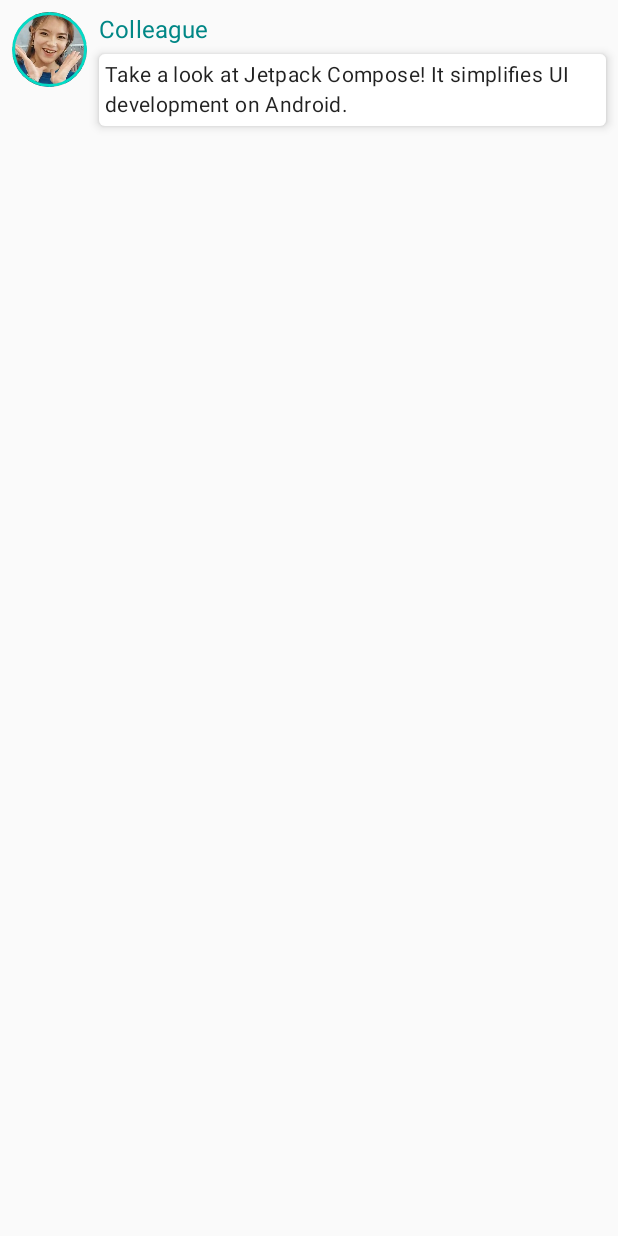
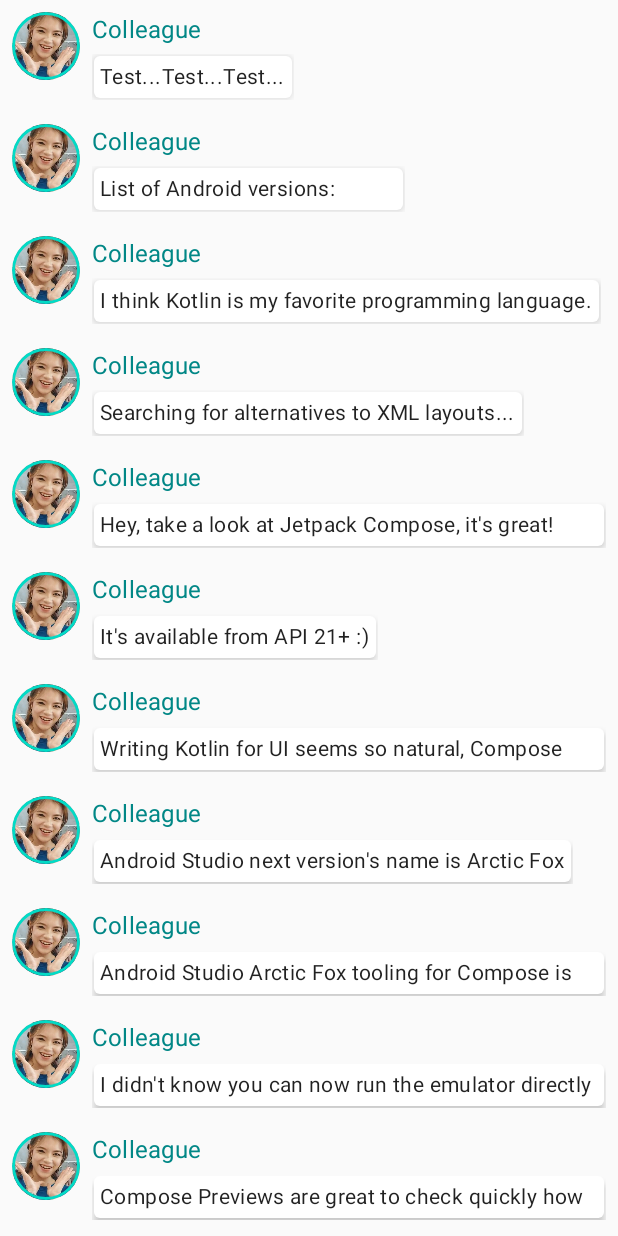
Before and after one commit to amorecoder/A01_ComposeTutorial, an Android app built with Jetpack Compose: the screen it shows after launch (MainActivity), on a phone screen of 412 x 824 dp. Run offline under Robolectric (Android 15) with nearby library versions, the phone set to English and light mode, and no system bars.

Commit message:
Lesson 4 - Lists and animations

```diff
--- a/app/src/main/java/com/example/a01_composetutorial/MainActivity.kt
+++ b/app/src/main/java/com/example/a01_composetutorial/MainActivity.kt
@@ -4,14 +4,19 @@ import android.content.res.Configuration
 import android.os.Bundle
 import androidx.activity.ComponentActivity
 import androidx.activity.compose.setContent
+import androidx.compose.animation.animateColorAsState
+import androidx.compose.animation.animateContentSize
 import androidx.compose.foundation.Image
 import androidx.compose.foundation.border
+import androidx.compose.foundation.clickable
 import androidx.compose.foundation.layout.*
+import androidx.compose.foundation.lazy.LazyColumn
+import androidx.compose.foundation.lazy.items
 import androidx.compose.foundation.shape.CircleShape
 import androidx.compose.material.MaterialTheme
 import androidx.compose.material.Surface
 import androidx.compose.material.Text
-import androidx.compose.runtime.Composable
+import androidx.compose.runtime.*
 import androidx.compose.ui.Modifier
 import androidx.compose.ui.draw.clip
 import androidx.compose.ui.layout.ContentScale
@@ -25,14 +30,25 @@ class MainActivity : ComponentActivity() {
         super.onCreate(savedInstanceState)
         setContent {
             A01_ComposeTutorialTheme {
-                MessageCard(
-                    Message(
-                        "Colleague",
-                        "Take a look at Jetpack Compose! It simplifies UI development on Android."
-                    )
-                )
+                Conversation(messages = SampleData.conversationSample)
             }
         }
+    }
+}
+
+@Composable
+fun Conversation(messages: List<Message>) {
+    LazyColumn {
+        items(messages) { message ->
+            MessageCard(msg = message)
+        }
+    }
+}
+@Preview
+@Composable
+fun PreviewConverstion() {
+    A01_ComposeTutorialTheme {
+        Conversation(messages = SampleData.conversationSample)
     }
 }
 
@@ -45,13 +61,21 @@ fun MessageCard(msg: Message) {
             painterResource(id = R.drawable.profile_pic),
             contentDescription = "Some profile picture",
             modifier = Modifier
-                .size(50.dp)
+                .size(45.dp)
                 .clip(CircleShape)
                 .border(1.5.dp, MaterialTheme.colors.secondary, CircleShape),
             contentScale = ContentScale.Crop
         )
         Spacer(modifier = Modifier.width(8.dp))
-        Column {
+
+        var isExpanded by remember { mutableStateOf(false)}
+        val surfaceColor by animateColorAsState(targetValue =
+            if(isExpanded) MaterialTheme.colors.primary else MaterialTheme.colors.surface
+        )
+
+        Column(
+            modifier = Modifier.clickable { isExpanded = !isExpanded }
+        ) {
             Text(
                 text = msg.author,
                 color = MaterialTheme.colors.secondaryVariant,
@@ -60,10 +84,16 @@ fun MessageCard(msg: Message) {
 
             Spacer(modifier = Modifier.height(4.dp))
 
-            Surface(shape = MaterialTheme.shapes.medium, elevation = 4.dp) {
+            Surface(
+                shape = MaterialTheme.shapes.medium,
+                elevation = 3.dp,
+                color = surfaceColor,
+                modifier = Modifier.animateContentSize().padding(1.dp)
+            ) {
                 Text(
                     text = msg.body,
                     modifier = Modifier.padding(4.dp),
+                    maxLines = if(isExpanded) Int.MAX_VALUE else 1,
                     style = MaterialTheme.typography.body2
                 )
             }
--- /dev/null
+++ b/app/src/main/java/com/example/a01_composetutorial/SampleData.kt
@@ -0,0 +1,72 @@
+package com.example.a01_composetutorial
+
+object SampleData {
+    // Sample conversation data
+    val conversationSample = listOf(
+        Message(
+            "Colleague",
+            "Test...Test...Test..."
+        ),
+        Message(
+            "Colleague",
+            "List of Android versions:\n" +
+                    "Android KitKat (API 19)\n" +
+                    "Android Lollipop (API 21)\n" +
+                    "Android Marshmallow (API 23)\n" +
+                    "Android Nougat (API 24)\n" +
+                    "Android Oreo (API 26)\n" +
+                    "Android Pie (API 28)\n" +
+                    "Android 10 (API 29)\n" +
+                    "Android 11 (API 30)\n" +
+                    "Android 12 (API 31)\n"
+        ),
+        Message(
+            "Colleague",
+            "I think Kotlin is my favorite programming language.\n" +
+                    "It's so much fun!"
+        ),
+        Message(
+            "Colleague",
+            "Searching for alternatives to XML layouts..."
+        ),
+        Message(
+            "Colleague",
+            "Hey, take a look at Jetpack Compose, it's great!\n" +
+                    "It's the Android's modern toolkit for building native UI." +
+                    "It simplifies and accelerates UI development on Android." +
+                    "Less code, powerful tools, and intuitive Kotlin APIs :)"
+        ),
+        Message(
+            "Colleague",
+            "It's available from API 21+ :)"
+        ),
+        Message(
+            "Colleague",
+            "Writing Kotlin for UI seems so natural, Compose where have you been all my life?"
+        ),
+        Message(
+            "Colleague",
+            "Android Studio next version's name is Arctic Fox"
+        ),
+        Message(
+            "Colleague",
+            "Android Studio Arctic Fox tooling for Compose is top notch ^_^"
+        ),
+        Message(
+            "Colleague",
+            "I didn't know you can now run the emulator directly from Android Studio"
+        ),
+        Message(
+            "Colleague",
+            "Compose Previews are great to check quickly how a composable layout looks like"
+        ),
+        Message(
+            "Colleague",
+            "Previews are also interactive after enabling the experimental setting"
+        ),
+        Message(
+            "Colleague",
+            "Have you tried writing build.gradle with KTS?"
+        ),
+    )
+}
```
Also changed, not shown: 1 other file.
